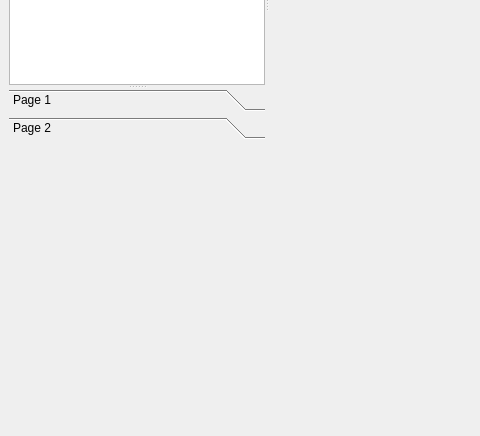
The window that verson0.11/rcsui.ui (Veasonwang/Rcspy) describes before a commit, drawn with Qt 5; both pictures show x 0 to 480 and y 432 to 868 of the 1117 by 868 pixel window.
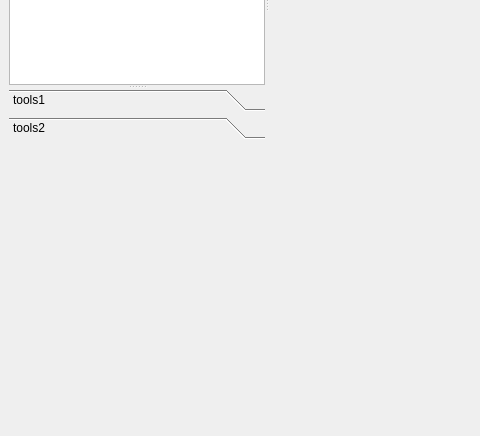
The same window after the commit. The open tabs and pages were chosen to show the change.

```diff
--- a/verson0.11/rcsui.ui
+++ b/verson0.11/rcsui.ui
@@ -82,7 +82,7 @@
           </rect>
          </property>
          <attribute name="label">
-          <string>Page 1</string>
+          <string>tools1</string>
          </attribute>
         </widget>
         <widget class="QWidget" name="page_2">
@@ -95,7 +95,7 @@
           </rect>
          </property>
          <attribute name="label">
-          <string>Page 2</string>
+          <string>tools2</string>
          </attribute>
         </widget>
        </widget>
```
Left out of the diff: 14 changed lines with no effect on the pictures.
